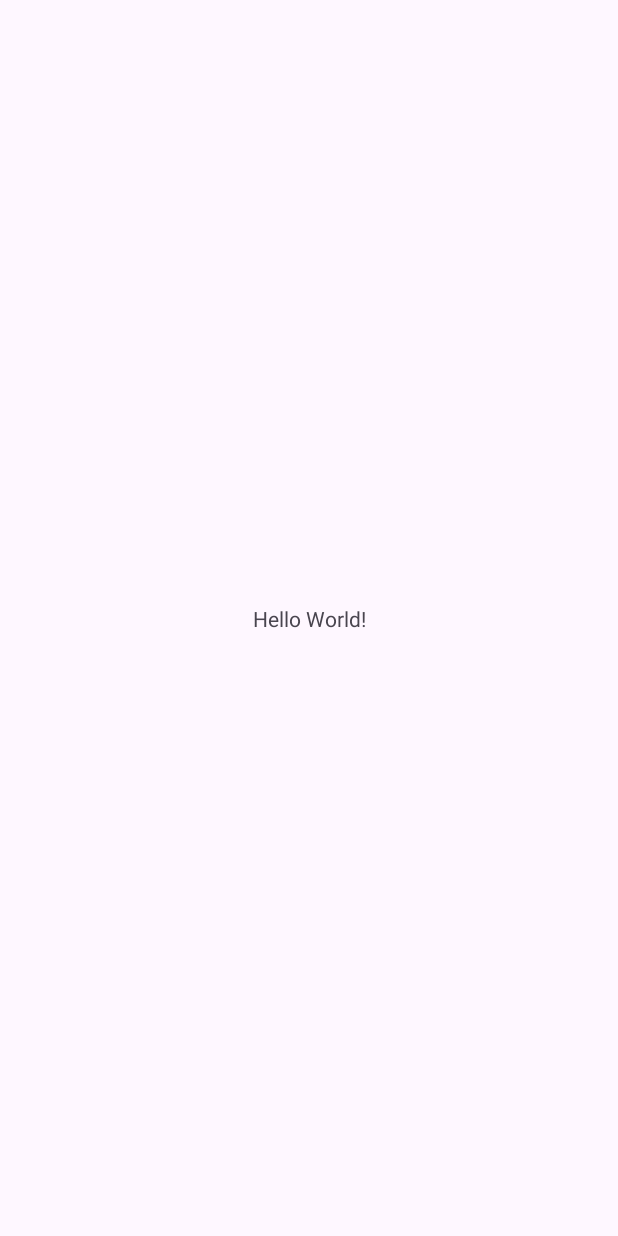
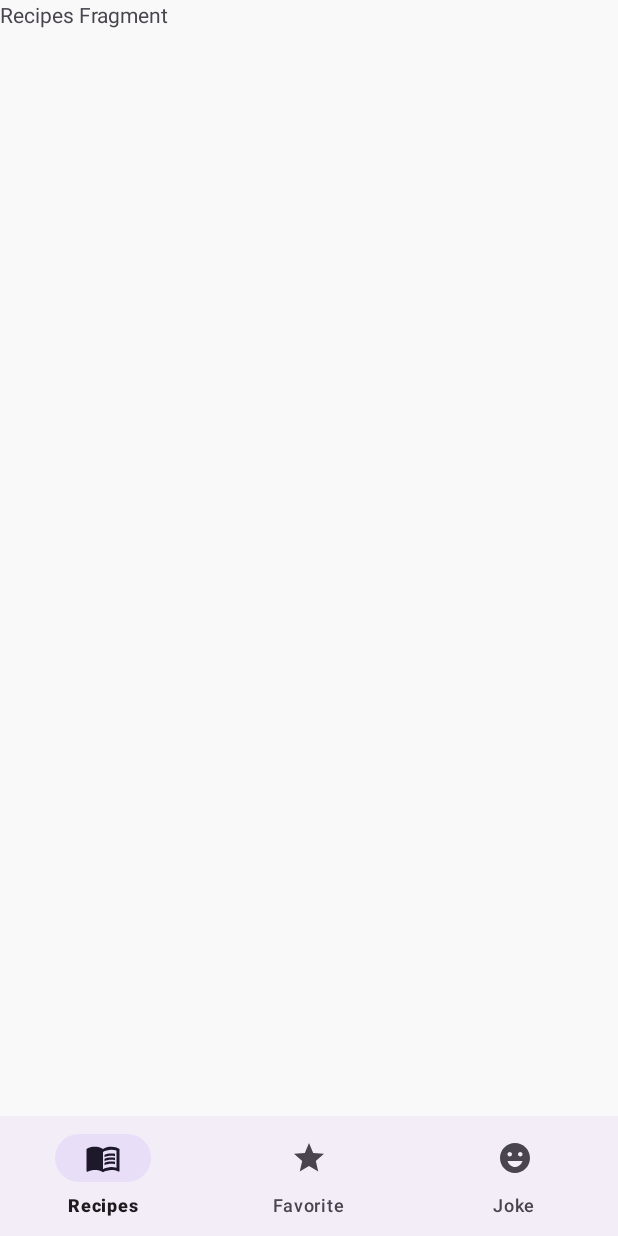
Before and after one commit to msalmancode/Foodio, an Android app: the screen it shows after launch (MainActivity), on a phone screen of 412 x 824 dp. Before the commit the screen is almost empty. Run offline under Robolectric (Android 15) with nearby library versions, the phone set to English and light mode, and no system bars; our stand-ins replace navigation-ui.

Commit message:
added bottom navigation

```diff
--- a/app/build.gradle
+++ b/app/build.gradle
@@ -1,6 +1,7 @@
 plugins {
     id 'com.android.application'
     id 'org.jetbrains.kotlin.android'
+    id 'androidx.navigation.safeargs.kotlin'
 }
 
 android {
@@ -41,4 +42,8 @@ dependencies {
     testImplementation 'junit:junit:4.13.2'
     androidTestImplementation 'androidx.test.ext:junit:1.1.5'
     androidTestImplementation 'androidx.test.espresso:espresso-core:3.5.1'
+
+    // Navigation Components Kotlin
+    implementation "androidx.navigation:navigation-fragment-ktx:2.6.0"
+    implementation "androidx.navigation:navigation-ui-ktx:2.6.0"
 }
--- /dev/null
+++ b/app/src/main/java/com/application/foodio/FavoriteRecipesFragment.kt
@@ -0,0 +1,19 @@
+package com.application.foodio
+
+import android.os.Bundle
+import androidx.fragment.app.Fragment
+import android.view.LayoutInflater
+import android.view.View
+import android.view.ViewGroup
+
+class FavoriteRecipesFragment : Fragment() {
+
+    override fun onCreateView(
+        inflater: LayoutInflater, container: ViewGroup?,
+        savedInstanceState: Bundle?
+    ): View? {
+        // Inflate the layout for this fragment
+        return inflater.inflate(R.layout.fragment_favorite_recipes, container, false)
+    }
+
+}
--- /dev/null
+++ b/app/src/main/java/com/application/foodio/FoodJokeFragment.kt
@@ -0,0 +1,19 @@
+package com.application.foodio
+
+import android.os.Bundle
+import androidx.fragment.app.Fragment
+import android.view.LayoutInflater
+import android.view.View
+import android.view.ViewGroup
+
+
+class FoodJokeFragment : Fragment() {
+
+    override fun onCreateView(
+        inflater: LayoutInflater, container: ViewGroup?,
+        savedInstanceState: Bundle?
+    ): View? {
+        // Inflate the layout for this fragment
+        return inflater.inflate(R.layout.fragment_food_joke, container, false)
+    }
+}
--- a/app/src/main/java/com/application/foodio/MainActivity.kt
+++ b/app/src/main/java/com/application/foodio/MainActivity.kt
@@ -2,11 +2,38 @@ package com.application.foodio
 
 import androidx.appcompat.app.AppCompatActivity
 import android.os.Bundle
+import androidx.navigation.NavController
+import androidx.navigation.findNavController
+import androidx.navigation.ui.AppBarConfiguration
+import androidx.navigation.ui.setupWithNavController
+import com.google.android.material.bottomnavigation.BottomNavigationView
 
 class MainActivity : AppCompatActivity() {
+
+    private lateinit var navController: NavController
     override fun onCreate(savedInstanceState: Bundle?) {
         super.onCreate(savedInstanceState)
         setContentView(R.layout.activity_main)
+
+        navController = findNavController(R.id.navHostFragment)
+//        navController = supportFragmentManager.findFragmentById(R.id.navHostFragment) as NavController
+
+        val appBarConfiguration = AppBarConfiguration(
+            setOf(
+                R.id.recipesFragment,
+                R.id.favoriteRecipesFragment,
+                R.id.foodJokeFragment,
+            )
+        )
+
+        findViewById<BottomNavigationView>(R.id.bottomNavigationView).setupWithNavController(
+            navController
+        )
+//        setupActionBarWithNavController(navController, appBarConfiguration)
     }
-    //Testing fist commit
+
+
+    override fun onSupportNavigateUp(): Boolean {
+        return navController.navigateUp() || super.onSupportNavigateUp()
+    }
 }
--- /dev/null
+++ b/app/src/main/java/com/application/foodio/RecipesFragment.kt
@@ -0,0 +1,19 @@
+package com.application.foodio
+
+import android.os.Bundle
+import androidx.fragment.app.Fragment
+import android.view.LayoutInflater
+import android.view.View
+import android.view.ViewGroup
+
+class RecipesFragment : Fragment() {
+
+
+    override fun onCreateView(
+        inflater: LayoutInflater, container: ViewGroup?,
+        savedInstanceState: Bundle?
+    ): View? {
+        // Inflate the layout for this fragment
+        return inflater.inflate(R.layout.fragment_recipes, container, false)
+    }
+}
--- /dev/null
+++ b/app/src/main/res/drawable/ic_food_joke.xml
@@ -0,0 +1,5 @@
+<vector android:height="24dp" android:tint="#000000"
+    android:viewportHeight="24" android:viewportWidth="24"
+    android:width="24dp" xmlns:android="http://schemas.android.com/apk/res/android">
+    <path android:fillColor="@android:color/white" android:pathData="M11.99,2C6.47,2 2,6.48 2,12c0,5.52 4.47,10 9.99,10C17.52,22 22,17.52 22,12C22,6.48 17.52,2 11.99,2zM8.5,8C9.33,8 10,8.67 10,9.5S9.33,11 8.5,11S7,10.33 7,9.5S7.67,8 8.5,8zM12,18c-2.28,0 -4.22,-1.66 -5,-4h10C16.22,16.34 14.28,18 12,18zM15.5,11c-0.83,0 -1.5,-0.67 -1.5,-1.5S14.67,8 15.5,8S17,8.67 17,9.5S16.33,11 15.5,11z"/>
+</vector>
--- /dev/null
+++ b/app/src/main/res/drawable/ic_menu_book.xml
@@ -0,0 +1,8 @@
+<vector android:autoMirrored="true" android:height="24dp"
+    android:tint="#000000" android:viewportHeight="24"
+    android:viewportWidth="24" android:width="24dp" xmlns:android="http://schemas.android.com/apk/res/android">
+    <path android:fillColor="@android:color/white" android:pathData="M21,5c-1.11,-0.35 -2.33,-0.5 -3.5,-0.5c-1.95,0 -4.05,0.4 -5.5,1.5c-1.45,-1.1 -3.55,-1.5 -5.5,-1.5S2.45,4.9 1,6v14.65c0,0.25 0.25,0.5 0.5,0.5c0.1,0 0.15,-0.05 0.25,-0.05C3.1,20.45 5.05,20 6.5,20c1.95,0 4.05,0.4 5.5,1.5c1.35,-0.85 3.8,-1.5 5.5,-1.5c1.65,0 3.35,0.3 4.75,1.05c0.1,0.05 0.15,0.05 0.25,0.05c0.25,0 0.5,-0.25 0.5,-0.5V6C22.4,5.55 21.75,5.25 21,5zM21,18.5c-1.1,-0.35 -2.3,-0.5 -3.5,-0.5c-1.7,0 -4.15,0.65 -5.5,1.5V8c1.35,-0.85 3.8,-1.5 5.5,-1.5c1.2,0 2.4,0.15 3.5,0.5V18.5z"/>
+    <path android:fillColor="@android:color/white" android:pathData="M17.5,10.5c0.88,0 1.73,0.09 2.5,0.26V9.24C19.21,9.09 18.36,9 17.5,9c-1.7,0 -3.24,0.29 -4.5,0.83v1.66C14.13,10.85 15.7,10.5 17.5,10.5z"/>
+    <path android:fillColor="@android:color/white" android:pathData="M13,12.49v1.66c1.13,-0.64 2.7,-0.99 4.5,-0.99c0.88,0 1.73,0.09 2.5,0.26V11.9c-0.79,-0.15 -1.64,-0.24 -2.5,-0.24C15.8,11.66 14.26,11.96 13,12.49z"/>
+    <path android:fillColor="@android:color/white" android:pathData="M17.5,14.33c-1.7,0 -3.24,0.29 -4.5,0.83v1.66c1.13,-0.64 2.7,-0.99 4.5,-0.99c0.88,0 1.73,0.09 2.5,0.26v-1.52C19.21,14.41 18.36,14.33 17.5,14.33z"/>
+</vector>
--- /dev/null
+++ b/app/src/main/res/drawable/ic_star.xml
@@ -0,0 +1,5 @@
+<vector android:height="24dp" android:tint="#000000"
+    android:viewportHeight="24" android:viewportWidth="24"
+    android:width="24dp" xmlns:android="http://schemas.android.com/apk/res/android">
+    <path android:fillColor="@android:color/white" android:pathData="M12,17.27L18.18,21l-1.64,-7.03L22,9.24l-7.19,-0.61L12,2 9.19,8.63 2,9.24l5.46,4.73L5.82,21z"/>
+</vector>
--- a/app/src/main/res/layout/activity_main.xml
+++ b/app/src/main/res/layout/activity_main.xml
@@ -6,13 +6,25 @@
     android:layout_height="match_parent"
     tools:context=".MainActivity">
 
-    <TextView
-        android:layout_width="wrap_content"
-        android:layout_height="wrap_content"
-        android:text="Hello World!"
+    <fragment
+        android:id="@+id/navHostFragment"
+        android:name="androidx.navigation.fragment.NavHostFragment"
+        android:layout_width="0dp"
+        android:layout_height="0dp"
+        app:defaultNavHost="true"
         app:layout_constraintBottom_toBottomOf="parent"
         app:layout_constraintEnd_toEndOf="parent"
         app:layout_constraintStart_toStartOf="parent"
-        app:layout_constraintTop_toTopOf="parent" />
+        app:layout_constraintTop_toTopOf="parent"
+        app:navGraph="@navigation/my_nav" />
 
+    <com.google.android.material.bottomnavigation.BottomNavigationView
+        android:id="@+id/bottomNavigationView"
+        android:layout_width="0dp"
+        android:layout_height="wrap_content"
+        app:layout_constraintBottom_toBottomOf="parent"
+        app:layout_constraintEnd_toEndOf="parent"
+        app:layout_constraintHorizontal_bias="0.5"
+        app:menu="@menu/bottom_nav_menu"
+        app:layout_constraintStart_toStartOf="parent" />
 </androidx.constraintlayout.widget.ConstraintLayout>
--- /dev/null
+++ b/app/src/main/res/layout/fragment_favorite_recipes.xml
@@ -0,0 +1,14 @@
+<?xml version="1.0" encoding="utf-8"?>
+<androidx.constraintlayout.widget.ConstraintLayout xmlns:android="http://schemas.android.com/apk/res/android"
+    xmlns:tools="http://schemas.android.com/tools"
+    android:layout_width="match_parent"
+    android:layout_height="match_parent"
+    tools:context=".FavoriteRecipesFragment">
+
+    <!-- TODO: Update blank fragment layout -->
+    <TextView
+        android:layout_width="match_parent"
+        android:layout_height="match_parent"
+        android:text="@string/hello_blank_fragment" />
+
+</androidx.constraintlayout.widget.ConstraintLayout>
--- /dev/null
+++ b/app/src/main/res/layout/fragment_food_joke.xml
@@ -0,0 +1,14 @@
+<?xml version="1.0" encoding="utf-8"?>
+<androidx.constraintlayout.widget.ConstraintLayout xmlns:android="http://schemas.android.com/apk/res/android"
+    xmlns:tools="http://schemas.android.com/tools"
+    android:layout_width="match_parent"
+    android:layout_height="match_parent"
+    tools:context=".FoodJokeFragment">
+
+    <!-- TODO: Update blank fragment layout -->
+    <TextView
+        android:layout_width="match_parent"
+        android:layout_height="match_parent"
+        android:text="@string/hello_blank_fragment" />
+
+</androidx.constraintlayout.widget.ConstraintLayout>
--- /dev/null
+++ b/app/src/main/res/layout/fragment_recipes.xml
@@ -0,0 +1,15 @@
+<?xml version="1.0" encoding="utf-8"?>
+<androidx.constraintlayout.widget.ConstraintLayout xmlns:android="http://schemas.android.com/apk/res/android"
+    xmlns:tools="http://schemas.android.com/tools"
+    android:layout_width="match_parent"
+    android:layout_height="match_parent"
+    android:background="@color/lightGray"
+    tools:context=".RecipesFragment">
+
+    <!-- TODO: Update blank fragment layout -->
+    <TextView
+        android:layout_width="match_parent"
+        android:layout_height="match_parent"
+        android:text="Recipes Fragment" />
+
+</androidx.constraintlayout.widget.ConstraintLayout>
--- /dev/null
+++ b/app/src/main/res/menu/bottom_nav_menu.xml
@@ -0,0 +1,18 @@
+<?xml version="1.0" encoding="utf-8"?>
+<menu xmlns:android="http://schemas.android.com/apk/res/android">
+
+    <item
+        android:id="@+id/recipesFragment"
+        android:icon="@drawable/ic_menu_book"
+        android:title="@string/recipes_fragment" />
+
+    <item
+        android:id="@+id/favoriteRecipesFragment"
+        android:icon="@drawable/ic_star"
+        android:title="@string/favorite_fragment" />
+
+    <item
+        android:id="@+id/foodJokeFragment"
+        android:icon="@drawable/ic_food_joke"
+        android:title="@string/food_joke_fragment" />
+</menu>
--- /dev/null
+++ b/app/src/main/res/navigation/my_nav.xml
@@ -0,0 +1,23 @@
+<?xml version="1.0" encoding="utf-8"?>
+<navigation xmlns:android="http://schemas.android.com/apk/res/android"
+    xmlns:app="http://schemas.android.com/apk/res-auto"
+    xmlns:tools="http://schemas.android.com/tools"
+    android:id="@+id/my_nav"
+    app:startDestination="@id/recipesFragment">
+
+    <fragment
+        android:id="@+id/recipesFragment"
+        android:name="com.application.foodio.RecipesFragment"
+        android:label="fragment_recipes"
+        tools:layout="@layout/fragment_recipes" />
+    <fragment
+        android:id="@+id/favoriteRecipesFragment"
+        android:name="com.application.foodio.FavoriteRecipesFragment"
+        android:label="fragment_favorite_recipes"
+        tools:layout="@layout/fragment_favorite_recipes" />
+    <fragment
+        android:id="@+id/foodJokeFragment"
+        android:name="com.application.foodio.FoodJokeFragment"
+        android:label="fragment_food_joke"
+        tools:layout="@layout/fragment_food_joke" />
+</navigation>
--- a/app/src/main/res/values/colors.xml
+++ b/app/src/main/res/values/colors.xml
@@ -2,4 +2,7 @@
 <resources>
     <color name="black">#FF000000</color>
     <color name="white">#FFFFFFFF</color>
+
+    <color name="lightGray">#F9F9F9</color>
+
 </resources>
--- a/app/src/main/res/values/strings.xml
+++ b/app/src/main/res/values/strings.xml
@@ -1,3 +1,8 @@
 <resources>
     <string name="app_name">Foodio</string>
+    <!-- TODO: Remove or change this placeholder text -->
+    <string name="hello_blank_fragment">Hello blank fragment</string>
+    <string name="recipes_fragment">Recipes</string>
+    <string name="favorite_fragment">Favorite</string>
+    <string name="food_joke_fragment">Joke</string>
 </resources>
--- a/build.gradle
+++ b/build.gradle
@@ -1,3 +1,13 @@
+buildscript {
+    ext {
+        nav_version = "2.6.0"
+    }
+
+    dependencies {
+        classpath "androidx.navigation:navigation-safe-args-gradle-plugin:$nav_version"
+    }
+}
+
 // Top-level build file where you can add configuration options common to all sub-projects/modules.
 plugins {
     id 'com.android.application' version '8.0.0' apply false
```
